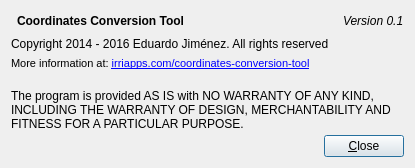
Qt form aboutdialog.ui (ecoslacker/coordinates-conversion-tool) before a commit.
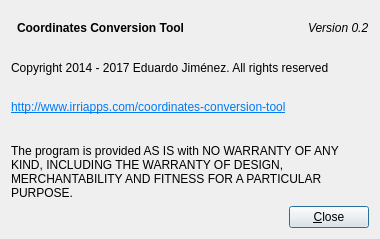
The same form after that commit. Icons and pictures are not drawn.

What changed in the file:
```diff
--- a/aboutdialog.ui
+++ b/aboutdialog.ui
@@ -6,8 +6,8 @@
    <rect>
     <x>0</x>
     <y>0</y>
-    <width>415</width>
-    <height>168</height>
+    <width>380</width>
+    <height>239</height>
    </rect>
   </property>
   <property name="windowTitle">
@@ -50,7 +50,7 @@
      <item>
       <widget class="QLabel" name="label_4">
        <property name="text">
-        <string>&lt;html&gt;&lt;head/&gt;&lt;body&gt;&lt;p&gt;&lt;span style=&quot; font-style:italic;&quot;&gt;Version 0.1&lt;/span&gt;&lt;/p&gt;&lt;/body&gt;&lt;/html&gt;</string>
+        <string>&lt;html&gt;&lt;head/&gt;&lt;body&gt;&lt;p&gt;&lt;span style=&quot; font-style:italic;&quot;&gt;Version 0.2&lt;/span&gt;&lt;/p&gt;&lt;/body&gt;&lt;/html&gt;</string>
        </property>
       </widget>
      </item>
@@ -59,18 +59,14 @@
    <item>
     <widget class="QLabel" name="label_2">
      <property name="text">
-      <string>Copyright 2014 - 2016 Eduardo Jiménez. All rights reserved</string>
+      <string>Copyright 2014 - 2017 Eduardo Jiménez. All rights reserved</string>
      </property>
     </widget>
    </item>
    <item>
     <widget class="QLabel" name="label_5">
      <property name="text">
-      <string>&lt;!DOCTYPE HTML PUBLIC &quot;-//W3C//DTD HTML 4.0//EN&quot; &quot;http://www.w3.org/TR/REC-html40/strict.dtd&quot;&gt;
-&lt;html&gt;&lt;head&gt;&lt;meta name=&quot;qrichtext&quot; content=&quot;1&quot; /&gt;&lt;style type=&quot;text/css&quot;&gt;
-p, li { white-space: pre-wrap; }
-&lt;/style&gt;&lt;/head&gt;&lt;body style=&quot; font-family:'MS Shell Dlg 2'; font-size:8pt; font-weight:400; font-style:normal;&quot;&gt;
-&lt;p style=&quot; margin-top:0px; margin-bottom:0px; margin-left:0px; margin-right:0px; -qt-block-indent:0; text-indent:0px;&quot;&gt;More information at: &lt;a href=&quot;http://www.irriapps.com/coordinates-conversion-tool/&quot;&gt;&lt;span style=&quot; text-decoration: underline; color:#0000ff;&quot;&gt;irriapps.com/coordinates-conversion-tool&lt;/span&gt;&lt;/a&gt;&lt;/p&gt;&lt;/body&gt;&lt;/html&gt;</string>
+      <string>&lt;html&gt;&lt;head/&gt;&lt;body&gt;&lt;p&gt;&lt;a href=&quot;http://www.irriapps.com/coordinates-conversion-tool&quot;&gt;&lt;span style=&quot; text-decoration: underline; color:#007af4;&quot;&gt;http://www.irriapps.com/coordinates-conversion-tool&lt;/span&gt;&lt;/a&gt;&lt;/p&gt;&lt;/body&gt;&lt;/html&gt;</string>
      </property>
      <property name="openExternalLinks">
       <bool>true</bool>
```
